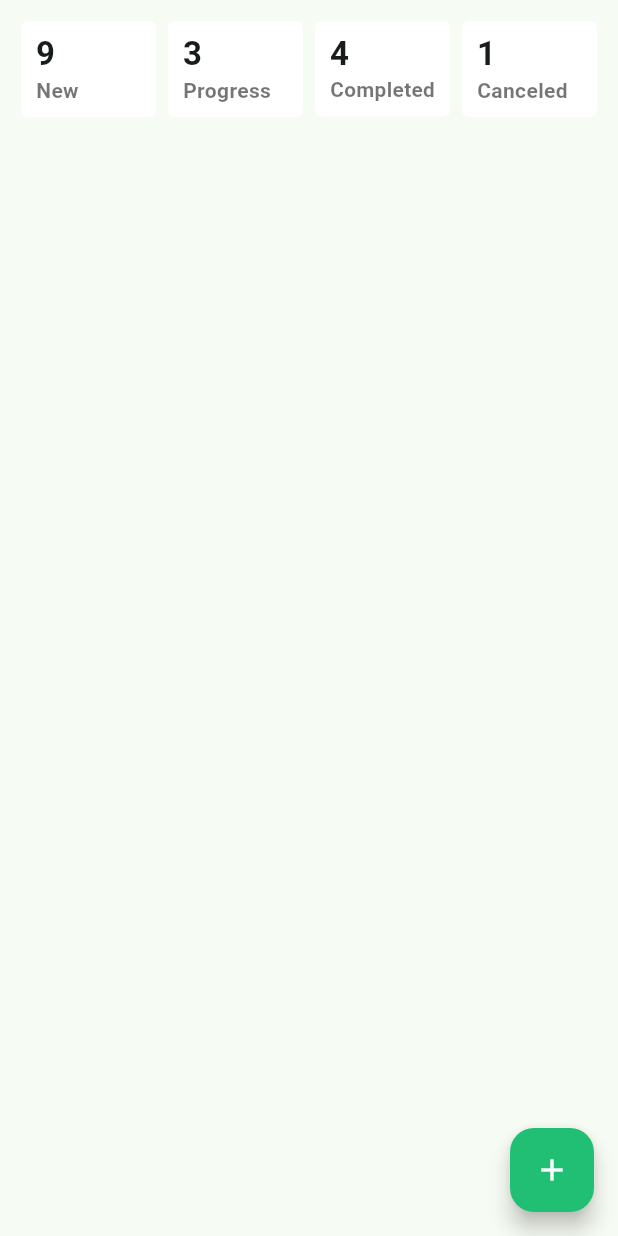
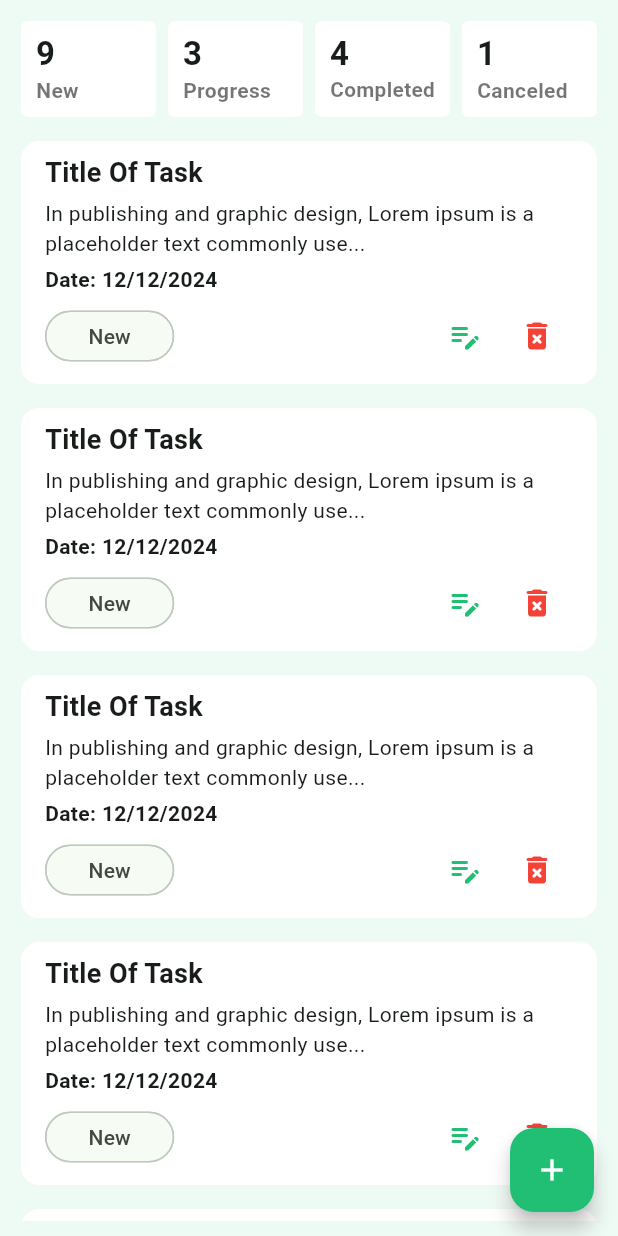
Before and after one commit to shiponirfan/task_manager_app, a Flutter app: the NewTaskScreen screen opened directly, on a phone screen of 412 x 824 dp. Run offline on Flutter 3.47's test engine with Material 3 defaults, Android fonts, the phone set to English and light mode, and no system bars; our stand-ins replace flutter_svg, pin_code_fields.

Commit message:
Task View Card Added

```diff
--- a/lib/ui/screens/views/main_nav_screen.dart
+++ b/lib/ui/screens/views/main_nav_screen.dart
@@ -4,6 +4,7 @@ import 'package:task_manager_app/ui/screens/views/completed_task_screen.dart';
 import 'package:task_manager_app/ui/screens/views/new_task_screen.dart';
 import 'package:task_manager_app/ui/screens/views/progress_task_screen.dart';
 import 'package:task_manager_app/ui/widgets/appbar_widget.dart';
+import 'package:task_manager_app/utils/app_colors.dart';
 
 class MainNavScreen extends StatefulWidget {
   const MainNavScreen({super.key});
--- a/lib/ui/screens/views/new_task_screen.dart
+++ b/lib/ui/screens/views/new_task_screen.dart
@@ -1,5 +1,6 @@
 import 'package:flutter/material.dart';
 import 'package:task_manager_app/ui/screens/views/add_new_task.dart';
+import 'package:task_manager_app/ui/widgets/task_card_widget.dart';
 import 'package:task_manager_app/ui/widgets/task_summary_card_widget.dart';
 import 'package:task_manager_app/utils/app_colors.dart';
 
@@ -14,11 +15,30 @@ class _NewTaskScreenState extends State<NewTaskScreen> {
   @override
   Widget build(BuildContext context) {
     return Scaffold(
+      backgroundColor: AppColors.primaryColor.withOpacity(0.08),
       floatingActionButton: _buildFloatingActionButton(context),
       body: Padding(
         padding: const EdgeInsets.all(10),
         child: Column(
-          children: [_buildTaskCount()],
+          children: [
+            _buildTaskCount(),
+            const SizedBox(
+              height: 8,
+            ),
+            Expanded(
+              child: ListView.separated(
+                itemBuilder: (context, index) {
+                  return const TaskCardWidget();
+                },
+                separatorBuilder: (context, index) {
+                  return const SizedBox(
+                    height: 8,
+                  );
+                },
+                itemCount: 10,
+              ),
+            )
+          ],
         ),
       ),
     );
--- /dev/null
+++ b/lib/ui/widgets/task_card_widget.dart
@@ -0,0 +1,121 @@
+import 'package:flutter/material.dart';
+import 'package:task_manager_app/utils/app_colors.dart';
+
+class TaskCardWidget extends StatefulWidget {
+  const TaskCardWidget({
+    super.key,
+  });
+
+  @override
+  State<TaskCardWidget> createState() => _TaskCardWidgetState();
+}
+
+class _TaskCardWidgetState extends State<TaskCardWidget> {
+  @override
+  Widget build(BuildContext context) {
+    return Card(
+      color: Colors.white,
+      elevation: 0,
+      child: Padding(
+        padding: const EdgeInsets.symmetric(vertical: 8, horizontal: 16),
+        child: Column(
+          crossAxisAlignment: CrossAxisAlignment.start,
+          children: [
+            const Text(
+              'Title Of Task',
+              style: TextStyle(
+                fontWeight: FontWeight.w600,
+                fontSize: 18,
+              ),
+            ),
+            const SizedBox(
+              height: 4,
+            ),
+            Text(
+              '${'In publishing and graphic design, Lorem ipsum is a placeholder text commonly used to demonstrate the visual'.substring(0, 80)}...',
+            ),
+            const SizedBox(
+              height: 4,
+            ),
+            const Text(
+              'Date: 12/12/2024',
+              style: TextStyle(fontWeight: FontWeight.w600),
+            ),
+            const SizedBox(
+              height: 4,
+            ),
+            Row(
+              mainAxisAlignment: MainAxisAlignment.spaceBetween,
+              children: [
+                _buildTaskChip(),
+                Wrap(
+                  children: [
+                    IconButton(
+                        onPressed: _onTapEditTask,
+                        icon: const Icon(
+                          Icons.edit_note_rounded,
+                          color: AppColors.primaryColor,
+                        )),
+                    IconButton(
+                        onPressed: _onTapDeleteTask,
+                        icon: const Icon(
+                          Icons.delete_forever_rounded,
+                          color: Colors.red,
+                        )),
+                  ],
+                )
+              ],
+            )
+          ],
+        ),
+      ),
+    );
+  }
+
+  Widget _buildTaskChip() {
+    return Chip(
+      label: const Text(
+        'New',
+      ),
+      elevation: 0,
+      shape: RoundedRectangleBorder(borderRadius: BorderRadius.circular(50)),
+      padding: const EdgeInsets.symmetric(vertical: 0, horizontal: 20),
+    );
+  }
+
+  void _onTapEditTask() {
+    showDialog(
+      context: context,
+      builder: (context) {
+        return AlertDialog(
+          title: const Text('Edit Status'),
+          content: Column(
+            mainAxisSize: MainAxisSize.min,
+            children: ['New', 'Progress', 'Completed', 'Canceled'].map((e) {
+              return ListTile(
+                onTap: () {
+                  // TODO: Add Edit Status Option
+                },
+                title: Text(e),
+              );
+            }).toList(),
+          ),
+          actions: [
+            TextButton(
+                onPressed: () {
+                  Navigator.pop(context);
+                },
+                child: const Text('Cancle')),
+            TextButton(
+                onPressed: () {
+                  // TODO: Add Edit Status Okay Button Option
+                },
+                child: const Text('Okay')),
+          ],
+        );
+      },
+    );
+  }
+
+  void _onTapDeleteTask() {}
+}
```
Also changed, not shown: lib/ui/screens/views/canceled_task_screen.dart (+20 -2 lines), lib/ui/screens/views/completed_task_screen.dart (+20 -2 lines), lib/ui/screens/views/progress_task_screen.dart (+20 -2 lines).
